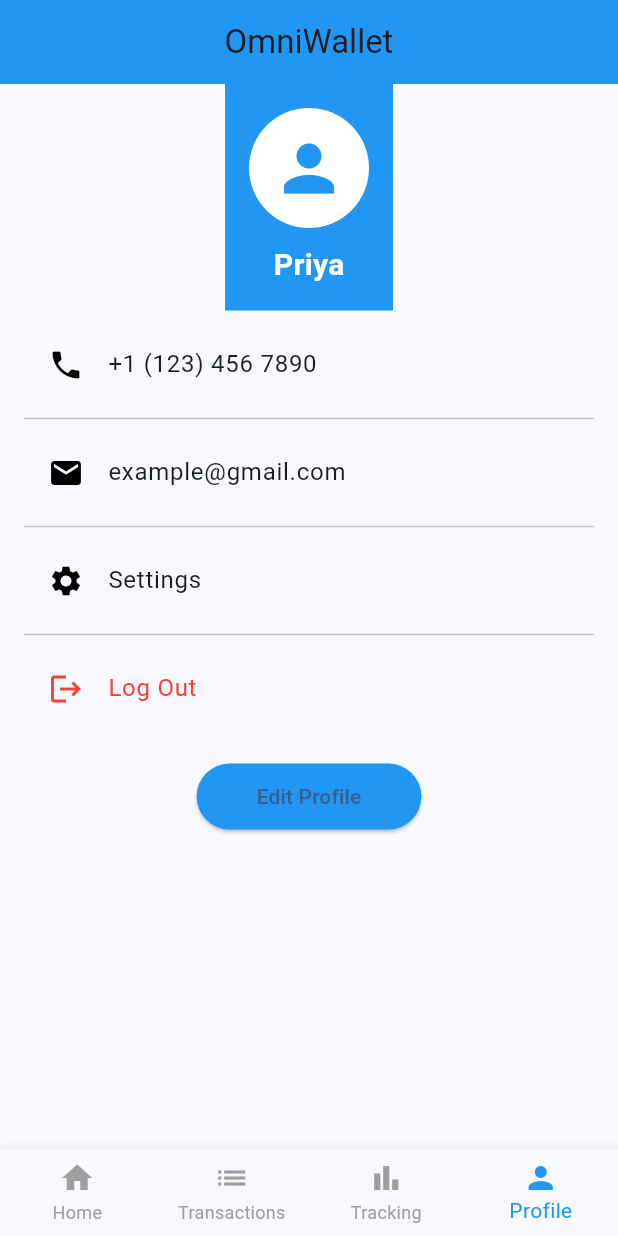
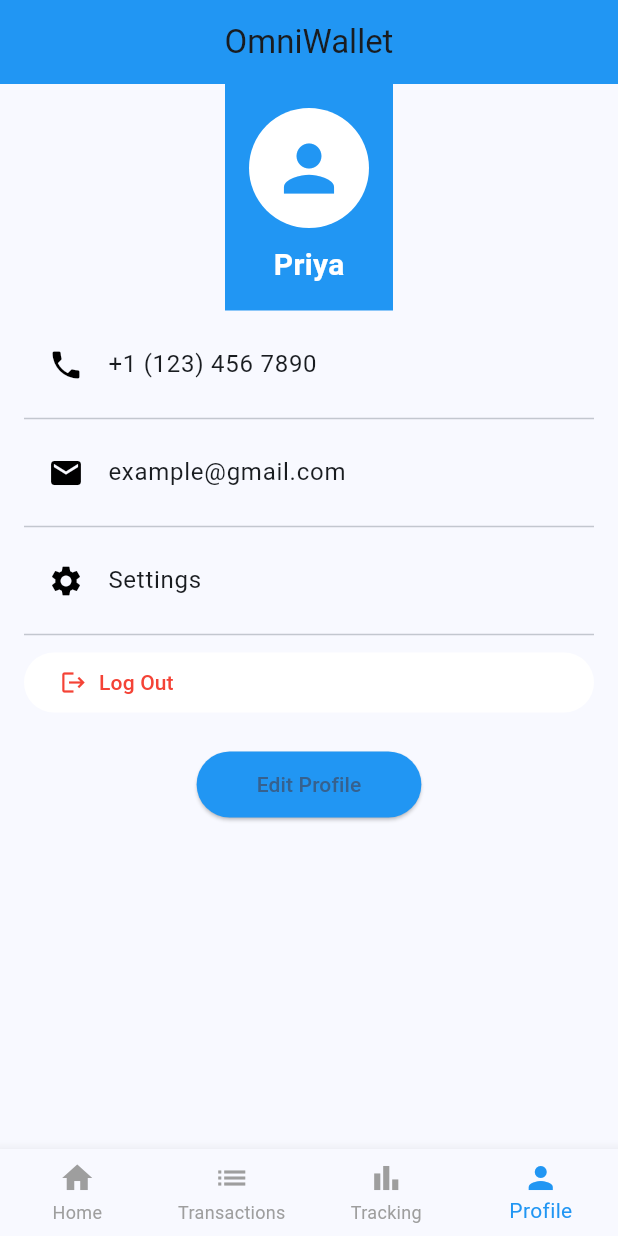
Before and after one commit to thisispriyajain/omniwallet, a Flutter app: the ProfilePage screen opened by its route, on a phone screen of 412 x 824 dp. Run offline on Flutter 3.47's test engine with Material 3 defaults, Android fonts, the phone set to English and light mode, and no system bars; our stand-ins replace bloc, cloud_firestore, firebase_auth, firebase_core, fl_chart, flutter_bloc and 4 more; accounts and stored records are empty.

Commit message:
11.26, 19:34 able to log in log out

```diff
--- a/lib/pages/login/cubit/login_cubit.dart
+++ b/lib/pages/login/cubit/login_cubit.dart
@@ -20,6 +20,7 @@ class LogInCubit extends Cubit<LogInState> {
     try {
       UserCredential credential = await FirebaseAuth.instance
           .signInWithEmailAndPassword(email: email, password: password);
+      print("logged in succesfully");
       emit(SignInSuccess());
       //authenticationBloc.add(AuthenticationLoginEvent());
 
--- a/lib/pages/router_pages/profile_page.dart
+++ b/lib/pages/router_pages/profile_page.dart
@@ -1,4 +1,6 @@
+import 'package:firebase_auth/firebase_auth.dart';
 import 'package:flutter/material.dart';
+import 'package:google_sign_in/google_sign_in.dart';
 import 'package:omniwallet/navigation_bar.dart';
 
 class ProfilePage extends StatelessWidget {
@@ -42,7 +44,8 @@ class ProfilePage extends StatelessWidget {
               ),
             ),
             Padding(
-              padding: const EdgeInsets.symmetric(horizontal: 16.0, vertical: 8.0),
+              padding:
+                  const EdgeInsets.symmetric(horizontal: 16.0, vertical: 8.0),
               child: Column(
                 children: [
                   ListTile(
@@ -60,18 +63,37 @@ class ProfilePage extends StatelessWidget {
                     title: Text("Settings"),
                   ),
                   Divider(),
-                  ListTile(
-                    leading: Icon(Icons.logout, color: Colors.red),
-                    title: Text("Log Out", style: TextStyle(color: Colors.red)),
+                  //
+                  Container(
+                    child: FilledButton(
+                      onPressed: () async {
+                        await FirebaseAuth.instance.signOut();
+                        await GoogleSignIn().signOut();
+                      },
+                      style: ButtonStyle(
+                          backgroundColor:
+                              WidgetStateProperty.all(Colors.white)),
+                      child: Row(
+                        children: [
+                          Icon(Icons.logout, color: Colors.red),
+                          SizedBox(width: 8),
+                          Text(
+                            "Log Out",
+                            style: TextStyle(color: Colors.red),
+                          )
+                        ],
+                      ),
+                    ),
                   ),
+
                   SizedBox(height: 20),
                   ElevatedButton(
-                    onPressed:  () {
-                    },
+                    onPressed: () {},
                     child: Text("Edit Profile"),
                     style: ElevatedButton.styleFrom(
                       backgroundColor: Colors.blue,
-                      padding: EdgeInsets.symmetric(horizontal: 40, vertical: 12),
+                      padding:
+                          EdgeInsets.symmetric(horizontal: 40, vertical: 12),
                     ),
                   ),
                 ],
```
Also changed, not shown: lib/navigation/routerdemo.dart (+23 -12 lines).
